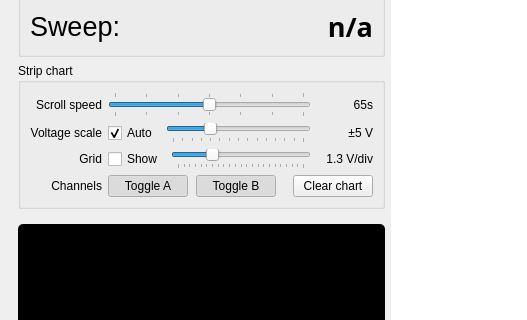
Above: layouts/threepio.ui from RuideFu/threepio before the change; both pictures show x 0 to 527 and y 375 to 695 of the 860 by 1004 pixel window. Below: the same form after it.
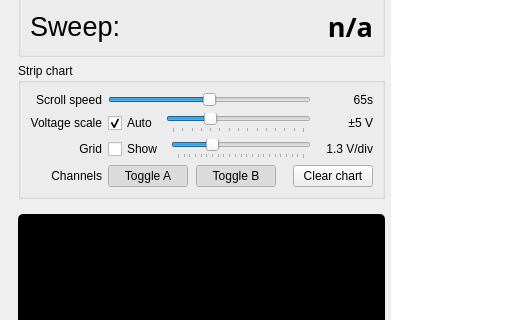
That is the form after the change. Custom widgets are drawn as their Qt base class.

```diff
--- a/layouts/threepio.ui
+++ b/layouts/threepio.ui
@@ -557,19 +557,16 @@
              <string>How quickly the chart scrolls; the readout shows the visible time window in seconds.</string>
             </property>
             <property name="maximum">
-             <number>6</number>
+             <number>1000</number>
             </property>
             <property name="value">
-             <number>3</number>
+             <number>500</number>
             </property>
             <property name="orientation">
              <enum>Qt::Horizontal</enum>
             </property>
             <property name="tickPosition">
-             <enum>QSlider::TicksBothSides</enum>
-            </property>
-            <property name="tickInterval">
-             <number>1</number>
+             <enum>QSlider::NoTicks</enum>
             </property>
            </widget>
           </item>
```
